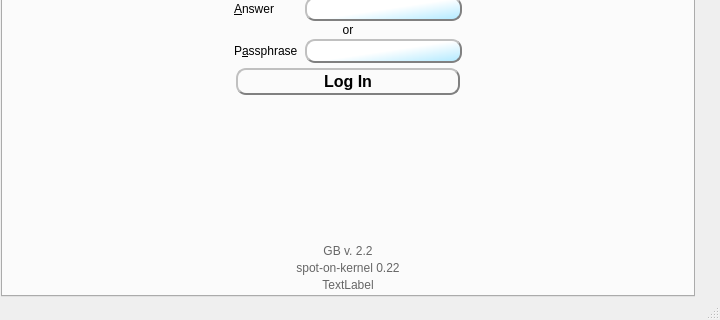
textbrowser/spot-on, file branches/trunk/GoldBug-UI/controlcenter.ui: the form before one commit; both pictures show x 0 to 720 and y 599 to 919 of the 720 by 919 pixel window.
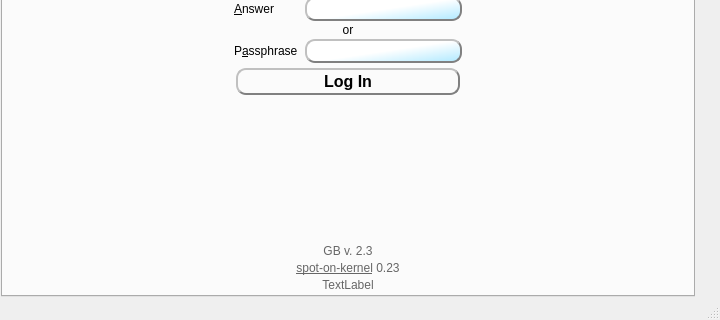
The form after the commit. The open tabs and pages were chosen to show the change. Icons and pictures are not drawn. Custom widgets are drawn as their Qt base class.

What changed in the file:
```diff
--- a/branches/trunk/GoldBug-UI/controlcenter.ui
+++ b/branches/trunk/GoldBug-UI/controlcenter.ui
@@ -10876,7 +10876,7 @@
                <string>&lt;html&gt;&lt;head/&gt;&lt;body&gt;&lt;p align=&quot;center&quot;&gt;A minimalistic &lt;br/&gt;desktop messenger GUI&lt;br/&gt;for the messaging library of&lt;br/&gt;http://spot-on.sf.net.&lt;/p&gt;&lt;/body&gt;&lt;/html&gt;</string>
               </property>
               <property name="text">
-               <string>&lt;html&gt;&lt;head/&gt;&lt;body&gt;&lt;p&gt;&lt;span style=&quot; color:#666666;&quot;&gt;GB v. 2.2&lt;/span&gt;&lt;/p&gt;&lt;/body&gt;&lt;/html&gt;</string>
+               <string>&lt;html&gt;&lt;head/&gt;&lt;body&gt;&lt;p&gt;&lt;span style=&quot; color:#666666;&quot;&gt;GB v. 2.3&lt;/span&gt;&lt;/p&gt;&lt;/body&gt;&lt;/html&gt;</string>
               </property>
               <property name="alignment">
                <set>Qt::AlignCenter</set>
@@ -10907,9 +10907,7 @@
              <string notr="true"> color:#666666;</string>
             </property>
             <property name="text">
-             <string>&lt;html&gt;&lt;head/&gt;&lt;body&gt;&lt;p&gt;&lt;a href=&quot;http://sourceforge.net/p/spot-on/code/HEAD/tree/branches/Documentation/RELEASE-NOTES&quot;&gt;
-&lt;span style=&quot; text-decoration: none; color:#666666;&quot;&gt;
-spot-on-kernel&lt;/span&gt;&lt;/a&gt;&lt;span style=&quot; color:#666666;&quot;&gt; 0.22&lt;/span&gt;&lt;/p&gt;&lt;/body&gt;&lt;/html&gt;</string>
+             <string>&lt;html&gt;&lt;head/&gt;&lt;body&gt;&lt;p&gt;&lt;a href=&quot;http://sourceforge.net/p/spot-on/code/HEAD/tree/branches/Documentation/RELEASE-NOTES&quot;&gt;&lt;span style=&quot; color:#666666;&quot;&gt;spot-on-kernel&lt;/span&gt;&lt;/a&gt;&lt;span style=&quot; color:#666666;&quot;&gt; 0.23&lt;/span&gt;&lt;/p&gt;&lt;/body&gt;&lt;/html&gt;</string>
             </property>
             <property name="alignment">
              <set>Qt::AlignCenter</set>
```
Left out of the diff: 10 changed lines with no effect on the pictures.
